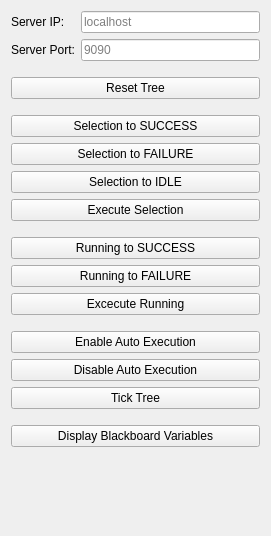
First picture: the form in bt_editor/sidepanel_interpreter.ui, repository Affonso-Gui/Groot, before the edit.
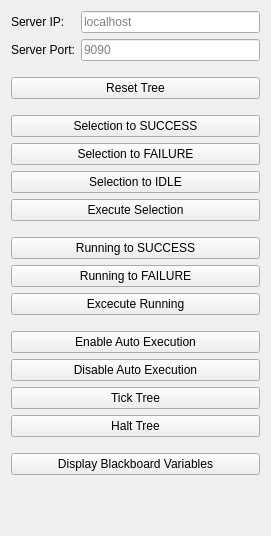
Second picture: the form after the edit.

Commit message: Add HaltTree button and stop actions on disconnect and tree reset

Diff of the .ui file:
```diff
--- a/bt_editor/sidepanel_interpreter.ui
+++ b/bt_editor/sidepanel_interpreter.ui
@@ -232,6 +232,13 @@
        </property>
       </widget>
      </item>
+     <item>
+      <widget class="QPushButton" name="buttonHaltTree">
+       <property name="text">
+        <string>Halt Tree</string>
+       </property>
+      </widget>
+     </item>
      <item>
       <spacer name="verticalSpacer_6">
        <property name="orientation">
```
The commit also changes 2 other files.
